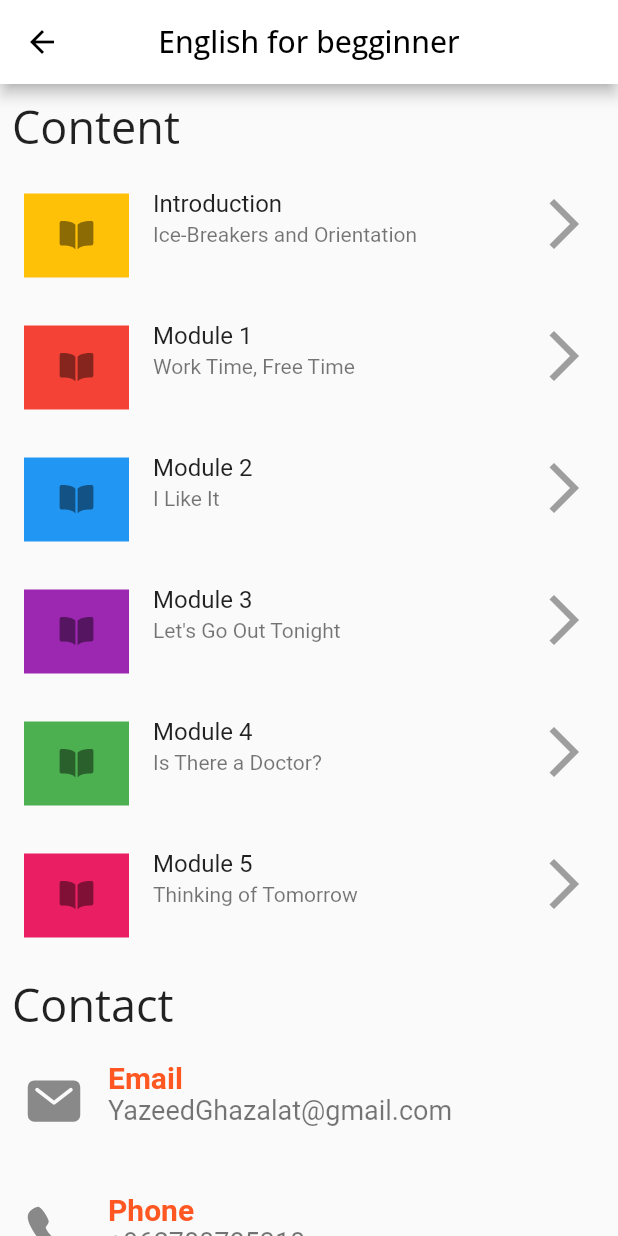
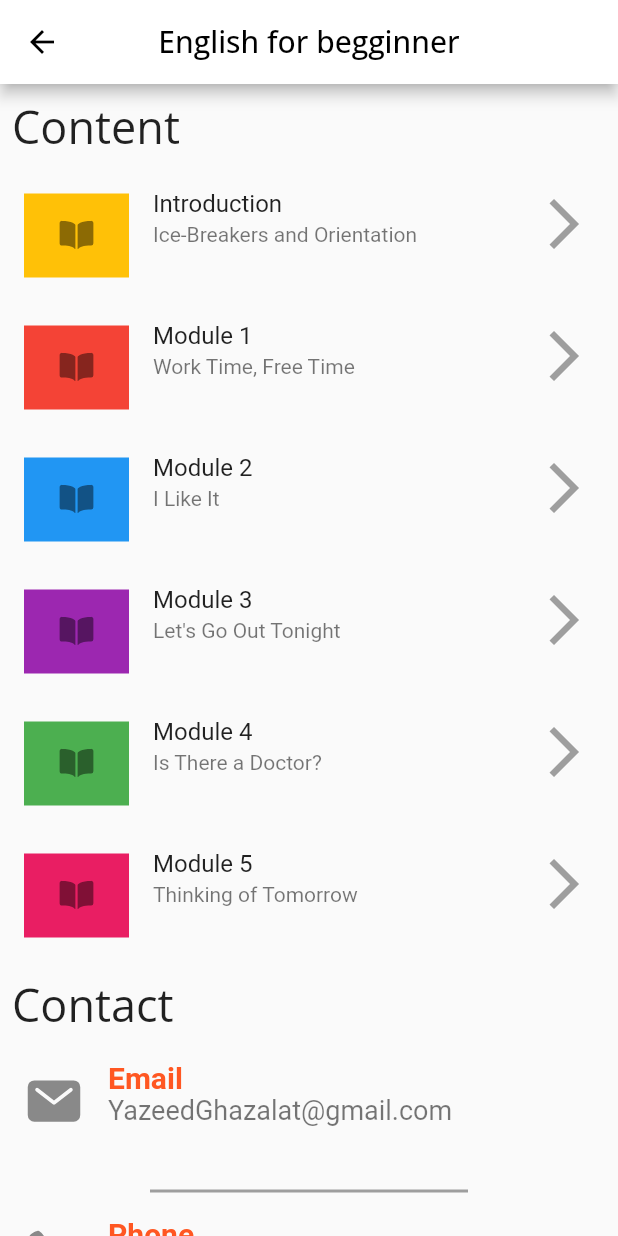
Before and after one commit to YazeedGhazalat/-flutter-e-learning, a Flutter app: the English4begginner screen opened by its route, on a phone screen of 412 x 824 dp. Run offline on Flutter 3.47's test engine with Material 2 defaults, Android fonts, the phone set to English and light mode, and no system bars; our stand-ins replace flutter_rating_bar, ionicons; Roboto replaces fonts that are missing (RobotoSlab).

Commit message:
this is 1st update

```diff
--- a/lib/Courses/English4begginner.dart
+++ b/lib/Courses/English4begginner.dart
@@ -131,12 +131,16 @@ class _English4begginnerState extends State<English4begginner> {
             myPlatformTitle: "Email",
             myPlatformSubTitle: "YazeedGhazalat@gmail.com",
           ),
+          Divider(
+              color: Colors.grey, thickness: 2, indent: 100, endIndent: 100),
           URLClass(
             myFunction: Phone,
             myPlatformIcon: Ionicons.call,
             myPlatformTitle: "Phone",
             myPlatformSubTitle: "+962780785310",
           ),
+          Divider(
+              color: Colors.grey, thickness: 2, indent: 100, endIndent: 100),
         ],
       ),
     );
--- a/lib/Courses/EnglishL2.dart
+++ b/lib/Courses/EnglishL2.dart
@@ -131,12 +131,16 @@ class _IntermidiateState extends State<Intermidiate> {
             myPlatformTitle: "Email",
             myPlatformSubTitle: "YazeedGhazalat@gmail.com",
           ),
+          Divider(
+              color: Colors.grey, thickness: 2, indent: 100, endIndent: 100),
           URLClass(
             myFunction: Phone,
             myPlatformIcon: Ionicons.call,
             myPlatformTitle: "Phone",
             myPlatformSubTitle: "+962780785310",
           ),
+          Divider(
+              color: Colors.grey, thickness: 2, indent: 100, endIndent: 100),
         ],
       ),
     );
```
